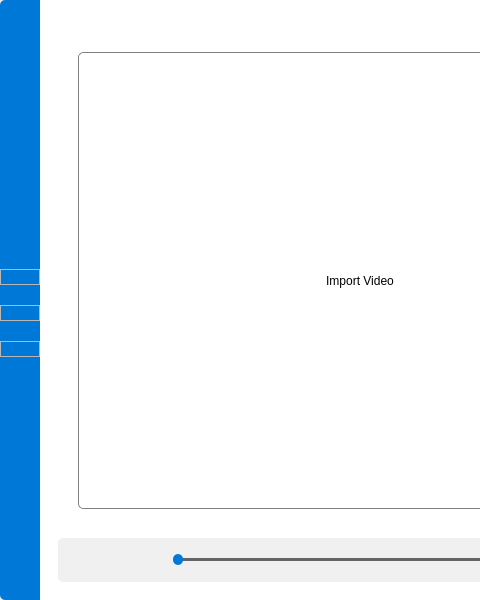
Qt form New.ui (PixellQ/3DAPE) before a commit; both pictures show x 0 to 480 and y 0 to 600 of the 957 by 600 pixel window.
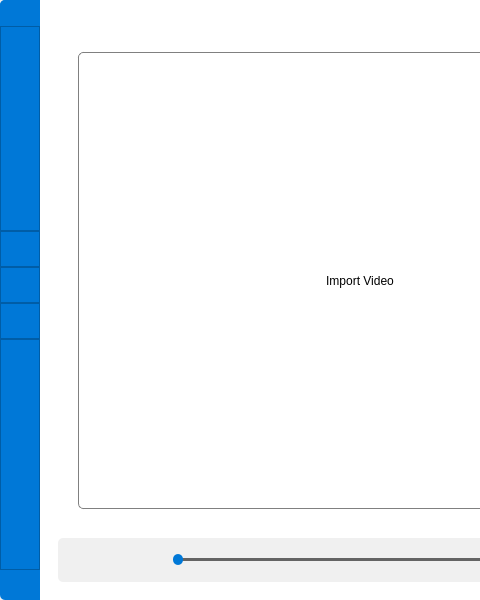
The same form after that commit. Icons and pictures are not drawn.

Diff of the .ui file:
```diff
--- a/New.ui
+++ b/New.ui
@@ -67,12 +67,25 @@
         <widget class="QWidget" name="MenuBar" native="true">
          <property name="styleSheet">
           <string notr="true">#MenuBar{
-   background-color: rgb(0, 120, 215);
+   background-color: #ffffff;
+   /*border: none;
+   border-right: 1px solid white; */
    border-top-left-radius: 5px;
    border-bottom-left-radius: 5px;
+}
+
+QFrame{
+   background-color: rgb(0, 120, 215);
+}
+
+QWidget{
+    background-color: rgb(0, 120, 215);
 }</string>
          </property>
          <layout class="QVBoxLayout" name="verticalLayout_2">
+          <property name="spacing">
+           <number>0</number>
+          </property>
           <property name="leftMargin">
            <number>0</number>
           </property>
@@ -87,6 +100,11 @@
           </property>
           <item alignment="Qt::AlignTop">
            <widget class="QWidget" name="TitleSection" native="true">
+            <property name="styleSheet">
+             <string notr="true">QWidget{
+	border-top-left-radius: 5px;
+}</string>
+            </property>
             <layout class="QGridLayout" name="gridLayout_5">
              <property name="leftMargin">
               <number>0</number>
@@ -125,7 +143,8 @@
                  <widget class="QPushButton" name="TitleButton">
                   <property name="styleSheet">
                    <string notr="true">#TitleButton{
-   border-radius: 1px;
+   background-color: none;
+   border-radius: none;
    padding: 0px;
    margin: 4px;
    margin-top: 8px;
@@ -160,36 +179,73 @@
             <property name="styleSheet">
              <string notr="true">QPushButton{
 	border-radius: none;
+	background-color: none;
+}
+
+QPushButton::hover{
+	background-color: rgb(0, 108, 190);
+}
+
+#ContentSection{
+	border-radius: none;
+	background-color: none;
 }</string>
             </property>
             <layout class="QVBoxLayout" name="verticalLayout_4">
              <property name="spacing">
-              <number>20</number>
+              <number>0</number>
              </property>
              <property name="leftMargin">
               <number>0</number>
              </property>
              <property name="topMargin">
-              <number>20</number>
+              <number>0</number>
              </property>
              <property name="rightMargin">
               <number>0</number>
              </property>
              <property name="bottomMargin">
-              <number>20</number>
+              <number>0</number>
              </property>
              <item>
-              <spacer name="verticalSpacer">
-               <property name="orientation">
-                <enum>Qt::Vertical</enum>
+              <widget class="QFrame" name="TopSpaceFrame">
+               <property name="frameShape">
+                <enum>QFrame::StyledPanel</enum>
                </property>
-               <property name="sizeHint" stdset="0">
-                <size>
-                 <width>20</width>
-                 <height>200</height>
-                </size>
+               <property name="frameShadow">
+                <enum>QFrame::Raised</enum>
                </property>
-              </spacer>
+               <layout class="QGridLayout" name="gridLayout_18">
+                <property name="leftMargin">
+                 <number>0</number>
+                </property>
+                <property name="topMargin">
+                 <number>20</number>
+                </property>
+                <property name="rightMargin">
+                 <number>0</number>
+                </property>
+                <property name="bottomMargin">
+                 <number>10</number>
+                </property>
+                <property name="spacing">
+                 <number>0</number>
+                </property>
+                <item row="0" column="0">
+                 <spacer name="TopSpacer">
+                  <property name="orientation">
+                   <enum>Qt::Vertical</enum>
+                  </property>
+                  <property name="sizeHint" stdset="0">
+                   <size>
+                    <width>20</width>
+                    <height>175</height>
+                   </size>
+                  </property>
+                 </spacer>
+                </item>
+               </layout>
+              </widget>
              </item>
              <item>
               <widget class="QFrame" name="VideoPageFrame">
@@ -204,13 +260,13 @@
                  <number>0</number>
                 </property>
                 <property name="topMargin">
-                 <number>0</number>
+                 <number>10</number>
                 </property>
                 <property name="rightMargin">
                  <number>0</number>
                 </property>
                 <property name="bottomMargin">
-                 <number>0</number>
+                 <number>10</number>
                 </property>
                 <property name="spacing">
                  <number>0</number>
@@ -237,6 +293,9 @@
              </item>
              <item>
               <widget class="QFrame" name="ModelPageFrame">
+               <property name="styleSheet">
+                <string notr="true"/>
+               </property>
                <property name="frameShape">
                 <enum>QFrame::StyledPanel</enum>
                </property>
@@ -248,13 +307,13 @@
                  <number>0</number>
                 </property>
                 <property name="topMargin">
-                 <number>0</number>
+                 <number>10</number>
                 </property>
                 <property name="rightMargin">
                  <number>0</number>
                 </property>
                 <property name="bottomMargin">
-                 <number>0</number>
+                 <number>10</number>
                 </property>
                 <property name="spacing">
                  <number>0</number>
@@ -278,6 +337,9 @@
              </item>
              <item>
               <widget class="QFrame" name="FinalPageFrame">
+               <property name="styleSheet">
+                <string notr="true"/>
+               </property>
                <property name="frameShape">
                 <enum>QFrame::StyledPanel</enum>
                </property>
@@ -289,19 +351,22 @@
                  <number>0</number>
                 </property>
                 <property name="topMargin">
-                 <number>0</number>
+                 <number>10</number>
                 </property>
                 <property name="rightMargin">
                  <number>0</number>
                 </property>
                 <property name="bottomMargin">
-                 <number>0</number>
+                 <number>10</number>
                 </property>
                 <property name="spacing">
                  <number>0</number>
                 </property>
                 <item row="0" column="0">
                  <widget class="QPushButton" name="FinalPageBtn">
+                  <property name="styleSheet">
+                   <string notr="true"/>
+                  </property>
                   <property name="icon">
                    <iconset>
                     <normaloff>UI/Icons/Final.png</normaloff>UI/Icons/Final.png</iconset>
@@ -318,23 +383,100 @@
               </widget>
              </item>
              <item>
-              <spacer name="verticalSpacer_2">
-               <property name="orientation">
-                <enum>Qt::Vertical</enum>
+              <widget class="QFrame" name="BottomSpaceFrame">
+               <property name="styleSheet">
+                <string notr="true"/>
                </property>
-               <property name="sizeHint" stdset="0">
-                <size>
-                 <width>20</width>
-                 <height>178</height>
-                </size>
+               <property name="frameShape">
+                <enum>QFrame::StyledPanel</enum>
                </property>
-              </spacer>
+               <property name="frameShadow">
+                <enum>QFrame::Raised</enum>
+               </property>
+               <layout class="QGridLayout" name="gridLayout_19">
+                <property name="leftMargin">
+                 <number>0</number>
+                </property>
+                <property name="topMargin">
+                 <number>10</number>
+                </property>
+                <property name="rightMargin">
+                 <number>0</number>
+                </property>
+                <property name="bottomMargin">
+                 <number>20</number>
+                </property>
+                <property name="spacing">
+                 <number>0</number>
+                </property>
+                <item row="0" column="0">
+                 <spacer name="BottomSpacer">
+                  <property name="orientation">
+                   <enum>Qt::Vertical</enum>
+                  </property>
+                  <property name="sizeHint" stdset="0">
+                   <size>
+                    <width>20</width>
+                    <height>200</height>
+                   </size>
+                  </property>
+                 </spacer>
+                </item>
+               </layout>
+              </widget>
              </item>
             </layout>
            </widget>
           </item>
           <item>
-           <widget class="QWidget" name="BottomSection" native="true"/>
+           <widget class="QWidget" name="BottomSection" native="true">
+            <property name="styleSheet">
+             <string notr="true">#BottomSection{
+	border-bottom-left-radius: 5px;
+}</string>
+            </property>
+            <layout class="QGridLayout" name="gridLayout_17">
+             <property name="leftMargin">
+              <number>0</number>
+             </property>
+             <property name="topMargin">
+              <number>0</number>
+             </property>
+             <property name="rightMargin">
+              <number>0</number>
+             </property>
+             <property name="bottomMargin">
+              <number>0</number>
+             </property>
+             <property name="spacing">
+              <number>0</number>
+             </property>
+             <item row="0" column="0">
+              <widget class="QPushButton" name="SettingsBtn">
+               <property name="styleSheet">
+                <string notr="true">#SettingsBtn{
+	background-color: none;
+	border-radius: none;
+    padding: 0px;
+    margin: 4px;
+    margin-top: 8px;
+	margin-bottom: 8px;
+}</string>
+               </property>
+               <property name="icon">
+                <iconset>
+                 <normaloff>UI/Icons/settingH.png</normaloff>UI/Icons/settingH.png</iconset>
+               </property>
+               <property name="iconSize">
+                <size>
+                 <width>24</width>
+                 <height>24</height>
+                </size>
+               </property>
+              </widget>
+             </item>
+            </layout>
+           </widget>
           </item>
          </layout>
         </widget>
@@ -818,12 +960,12 @@
 	padding-right: 15px;
 }
 
-#PreviewBtn:hover{
+#PreviewBtn::hover{
     background-color:rgb(0, 108, 190);
     border-color:  rgb(0, 120, 215);
 }
 
-QPushButton:selected{
+#PreviewBtn::selected{
 	color: rgb(0, 0, 0);
     background-color: rgb(255, 255, 255);
 }</string>
```
